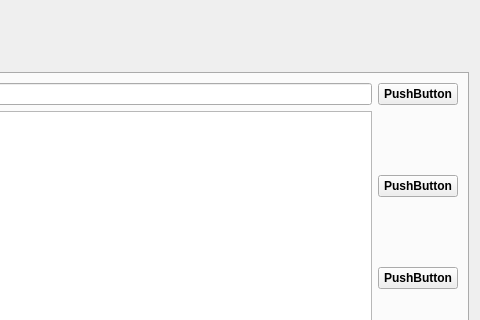
The window that archcentral/ui/designer/packagemanager.ui (szabatoro/archcentral-thesis) describes before a commit, drawn with Qt 5; both pictures show x 447 to 927 and y 0 to 320 of the 927 by 623 pixel window.
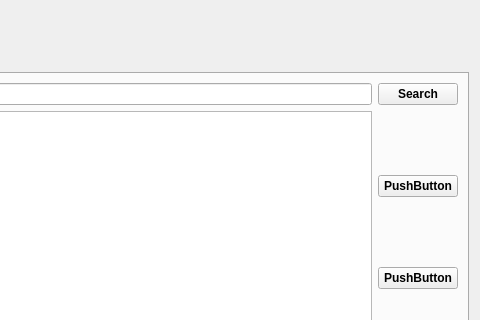
The same window after the commit.

Commit message: minor name changes in package manager ui

What changed in the file:
```diff
--- a/archcentral/ui/designer/packagemanager.ui
+++ b/archcentral/ui/designer/packagemanager.ui
@@ -110,7 +110,7 @@
           <item>
            <widget class="QPushButton" name="pushButton_3">
             <property name="text">
-             <string>PushButton</string>
+             <string>Search</string>
             </property>
            </widget>
           </item>
```
Left out of the diff: 8 changed lines with no effect on the pictures. The commit also changes 1 other file.
